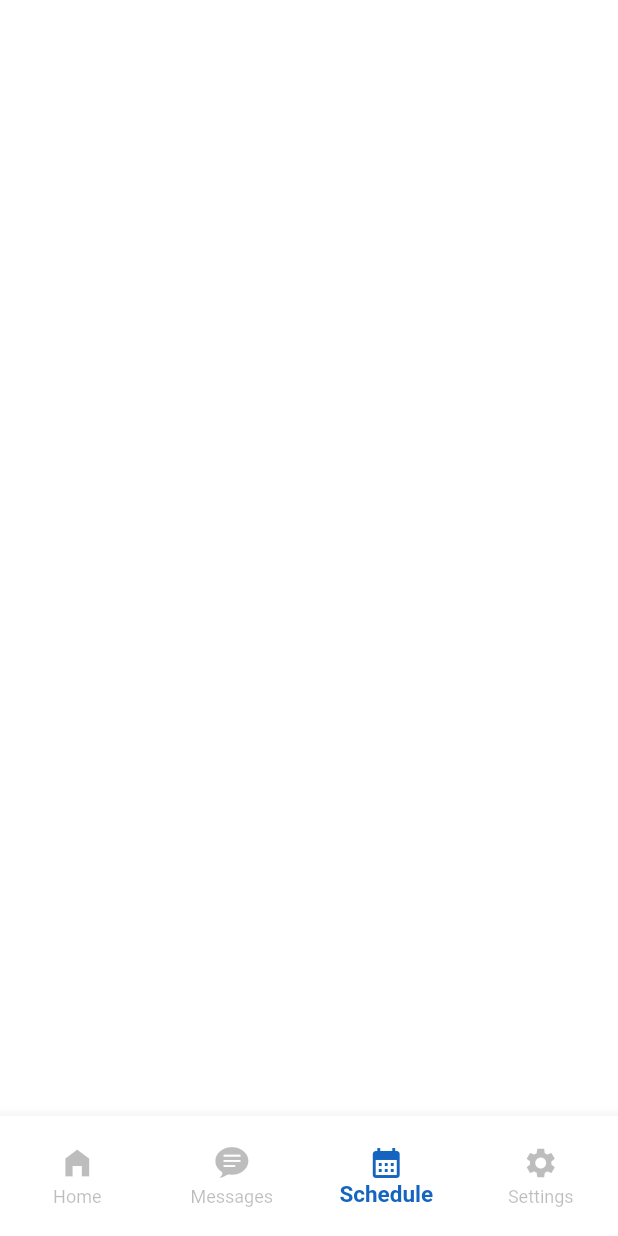
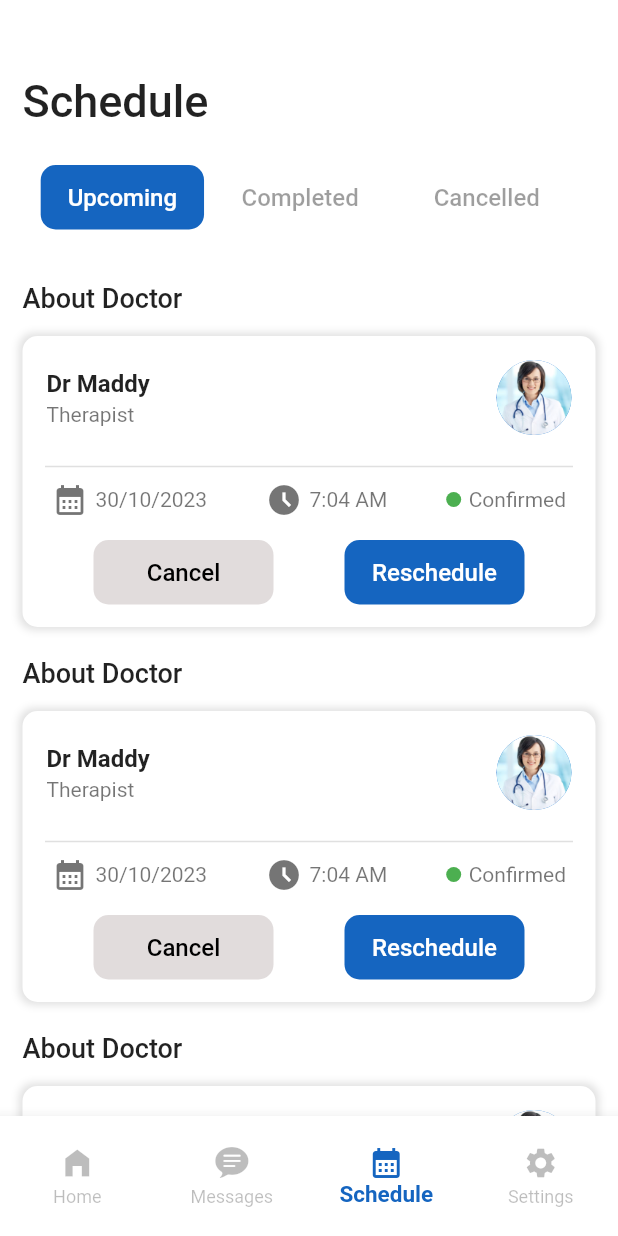
Before and after one commit to jiggy606/Hospital, a Flutter app: the NavBarRoots screen opened directly, item 3 of the bottom bar chosen, on a phone screen of 412 x 824 dp. Run offline on Flutter 3.47's test engine with Material 2 defaults, Android fonts, the phone set to English and light mode, and no system bars.

Commit message:
upcoming schedule done

```diff
--- /dev/null
+++ b/lib/screens/schedule_screen.dart
@@ -0,0 +1,131 @@
+import 'package:flutter/material.dart';
+import 'package:workout/widgets/upcoming_schedule.dart';
+
+class ScheduleScreen extends StatefulWidget {
+  const ScheduleScreen({super.key});
+
+  @override
+  State<ScheduleScreen> createState() => _ScheduleScreenState();
+}
+
+class _ScheduleScreenState extends State<ScheduleScreen> {
+  int _buttonIndex = 0;
+
+  final _scheduleWidgets = [
+    // upcoming
+    UpcomingSchedule(),
+    // completed
+    Container(),
+    // cancelled
+    Container(),
+  ];
+
+  @override
+  Widget build(BuildContext context) {
+    return SingleChildScrollView(
+      child: Padding(
+        padding: EdgeInsets.only(
+          top: 50,
+        ),
+        child: Column(
+          crossAxisAlignment: CrossAxisAlignment.start,
+          children: [
+            Padding(
+              padding: EdgeInsets.symmetric(horizontal: 15),
+              child: Text(
+                "Schedule",
+                style: TextStyle(fontSize: 30, fontWeight: FontWeight.w500),
+              ),
+            ),
+            SizedBox(
+              height: 20,
+            ),
+            Container(
+              padding: EdgeInsets.all(5),
+              margin: EdgeInsets.symmetric(horizontal: 10),
+              decoration: BoxDecoration(
+                  color: Colors.white, borderRadius: BorderRadius.circular(10)),
+              child:
+                  Row(mainAxisAlignment: MainAxisAlignment.center, children: [
+                InkWell(
+                  onTap: () {
+                    setState(() {
+                      _buttonIndex = 0;
+                    });
+                  },
+                  child: Container(
+                    padding: EdgeInsets.symmetric(vertical: 12, horizontal: 18),
+                    decoration: BoxDecoration(
+                      color: _buttonIndex == 0 ? Colors.blue.shade800 : Colors.transparent,
+                      borderRadius: BorderRadius.circular(10),
+                    ),
+                    child: Text(
+                      "Upcoming",
+                      style: TextStyle(
+                        fontSize: 16,
+                        fontWeight: FontWeight.w500,
+                        color:
+                            _buttonIndex == 0 ? Colors.white : Colors.black38,
+                      ),
+                    ),
+                  ),
+                ),
+                InkWell(
+                  onTap: () {
+                    setState(() {
+                      _buttonIndex = 1;
+                    });
+                  },
+                  child: Container(
+                    padding: EdgeInsets.symmetric(vertical: 12, horizontal: 25),
+                    decoration: BoxDecoration(
+                      color: _buttonIndex == 1 ? Colors.blue.shade800 : Colors.transparent,
+                      borderRadius: BorderRadius.circular(10),
+                    ),
+                    child: Text(
+                      "Completed",
+                      style: TextStyle(
+                        fontSize: 16,
+                        fontWeight: FontWeight.w500,
+                        color:
+                            _buttonIndex == 1 ? Colors.white : Colors.black38,
+                      ),
+                    ),
+                  ),
+                ),
+                InkWell(
+                  onTap: () {
+                    setState(() {
+                      _buttonIndex = 2;
+                    });
+                  },
+                  child: Container(
+                    padding: EdgeInsets.symmetric(vertical: 12, horizontal: 25),
+                    decoration: BoxDecoration(
+                      color: _buttonIndex == 2
+                          ? Colors.blue.shade800
+                          : Colors.transparent,
+                      borderRadius: BorderRadius.circular(10),
+                    ),
+                    child: Text(
+                      "Cancelled",
+                      style: TextStyle(
+                        fontSize: 16,
+                        fontWeight: FontWeight.w500,
+                        color: _buttonIndex == 2 ? Colors.white : Colors.black38,
+                      ),
+                    ),
+                  ),
+                ),
+              ]),
+            ),
+            SizedBox(
+              height: 30,
+            ),
+            _scheduleWidgets[_buttonIndex],
+          ],
+        ),
+      ),
+    );
+  }
+}
--- a/lib/widgets/navbar_roots.dart
+++ b/lib/widgets/navbar_roots.dart
@@ -1,6 +1,7 @@
 import 'package:flutter/cupertino.dart';
 import 'package:flutter/material.dart';
 import 'package:workout/screens/home_screen.dart';
+import 'package:workout/screens/schedule_screen.dart';
 import 'package:workout/screens/settings_screen.dart';
 
 class NavBarRoots extends StatefulWidget {
@@ -19,7 +20,7 @@
     // message
     Container(),
     // schedule
-    Container(),
+    ScheduleScreen(),
     // settings
     SettingsScreen(),
   ];
--- /dev/null
+++ b/lib/widgets/upcoming_schedule.dart
@@ -0,0 +1,480 @@
+import 'package:flutter/material.dart';
+
+class UpcomingSchedule extends StatelessWidget {
+  const UpcomingSchedule({super.key});
+
+  @override
+  Widget build(BuildContext context) {
+    return Padding(
+      padding: EdgeInsets.symmetric(horizontal: 15),
+      child: Column(
+        crossAxisAlignment: CrossAxisAlignment.start,
+        children: [
+          Text(
+            "About Doctor",
+            style: TextStyle(
+              fontSize: 18,
+              fontWeight: FontWeight.w500,
+            ),
+          ),
+          SizedBox(height: 15,),
+          Container(
+            padding: EdgeInsets.symmetric(vertical: 5),
+            decoration: BoxDecoration(
+              color: Colors.white,
+              borderRadius: BorderRadius.circular(10),
+              boxShadow: [
+                BoxShadow(
+                  color: Colors.black12,
+                  blurRadius: 4,
+                  spreadRadius: 2,
+                )
+              ]
+            ),
+            child: SizedBox(
+              width: MediaQuery.of(context).size.width,
+              child: Column(
+                children: [
+                  ListTile(
+                    title: Text(
+                      "Dr Maddy",
+                      style: TextStyle(
+                        fontWeight: FontWeight.bold,
+                      ),
+                    ),
+                    subtitle: Text("Therapist"),
+                    trailing: CircleAvatar(
+                      radius: 25,
+                      backgroundImage: AssetImage("images/doctor1.jpg"),
+                    ),
+                  ),
+                  Padding(
+                    padding: EdgeInsets.symmetric(horizontal: 15),
+                    child: Divider(
+                      thickness: 1,
+                      height: 20,
+                    ),
+                  ),
+                  Row(
+                    mainAxisAlignment: MainAxisAlignment.spaceAround,
+                    children: [
+                      Row(
+                        children: [
+                          Icon(
+                            Icons.calendar_month,
+                            color: Colors.black54,
+                          ),
+                          SizedBox(
+                            width: 5,
+                          ),
+                          Text(
+                            "30/10/2023",
+                            style: TextStyle(
+                              color: Colors.black54,
+                            ),
+                          )
+                        ],
+                      ),
+                      Row(
+                        children: [
+                          Icon(
+                            Icons.access_time_filled,
+                            color: Colors.black54,
+                          ),
+                          SizedBox(
+                            width: 5,
+                          ),
+                          Text(
+                            "7:04 AM",
+                            style: TextStyle(color: Colors.black54),
+                          )
+                        ],
+                      ),
+                      Row(
+                        children: [
+                          Container(
+                            padding: EdgeInsets.all(5),
+                            decoration: BoxDecoration(
+                              color: Colors.green,
+                              shape: BoxShape.circle
+                            ),
+                          ),
+                          SizedBox(width: 5,),
+                          Text(
+                            "Confirmed",
+                            style: TextStyle(
+                              color: Colors.black54
+                            ),
+                          )
+                        ],
+                      )
+                    ],
+                  ),
+
+                  SizedBox(height: 15,),
+                  Row(
+                    mainAxisAlignment: MainAxisAlignment.spaceEvenly,
+                    children: [
+                      InkWell(
+                        onTap: () {
+
+                        },
+                        child: Container(
+                          width: 120,
+                          padding: EdgeInsets.symmetric(vertical: 12),
+                          decoration: BoxDecoration(
+                            color: const Color.fromARGB(255, 225, 220, 220),
+                            borderRadius: BorderRadius.circular(10),
+                          ),
+                          child: Center(
+                            child: Text(
+                              "Cancel",
+                              style: TextStyle(
+                                fontSize: 16,
+                                fontWeight: FontWeight.w500,
+                                color: Colors.black
+                              ),
+                            )
+                          ),
+                        ),
+                      ),
+                      InkWell(
+                        onTap: () {},
+                        child: Container(
+                          width: 120,
+                          padding: EdgeInsets.symmetric(vertical: 12),
+                          decoration: BoxDecoration(
+                            color: Colors.blue.shade800,
+                            borderRadius: BorderRadius.circular(10),
+                          ),
+                          child: Center(
+                              child: Text(
+                            "Reschedule",
+                            style: TextStyle(
+                                fontSize: 16,
+                                fontWeight: FontWeight.w500,
+                                color: Colors.white),
+                          )),
+                        ),
+                      )
+                    ],
+                  ),
+
+                  SizedBox(height: 10,),
+
+                ],
+              ),
+            ),
+          ),
+          SizedBox(height: 20,),
+          Text(
+            "About Doctor",
+            style: TextStyle(
+              fontSize: 18,
+              fontWeight: FontWeight.w500,
+            ),
+          ),
+          SizedBox(
+            height: 15,
+          ),
+          Container(
+            padding: EdgeInsets.symmetric(vertical: 5),
+            decoration: BoxDecoration(
+                color: Colors.white,
+                borderRadius: BorderRadius.circular(10),
+                boxShadow: [
+                  BoxShadow(
+                    color: Colors.black12,
+                    blurRadius: 4,
+                    spreadRadius: 2,
+                  )
+                ]),
+            child: SizedBox(
+              width: MediaQuery.of(context).size.width,
+              child: Column(
+                children: [
+                  ListTile(
+                    title: Text(
+                      "Dr Maddy",
+                      style: TextStyle(
+                        fontWeight: FontWeight.bold,
+                      ),
+                    ),
+                    subtitle: Text("Therapist"),
+                    trailing: CircleAvatar(
+                      radius: 25,
+                      backgroundImage: AssetImage("images/doctor1.jpg"),
+                    ),
+                  ),
+                  Padding(
+                    padding: EdgeInsets.symmetric(horizontal: 15),
+                    child: Divider(
+                      thickness: 1,
+                      height: 20,
+                    ),
+                  ),
+                  Row(
+                    mainAxisAlignment: MainAxisAlignment.spaceAround,
+                    children: [
+                      Row(
+                        children: [
+                          Icon(
+                            Icons.calendar_month,
+                            color: Colors.black54,
+                          ),
+                          SizedBox(
+                            width: 5,
+                          ),
+                          Text(
+                            "30/10/2023",
+                            style: TextStyle(
+                              color: Colors.black54,
+                            ),
+                          )
+                        ],
+                      ),
+                      Row(
+                        children: [
+                          Icon(
+                            Icons.access_time_filled,
+                            color: Colors.black54,
+                          ),
+                          SizedBox(
+                            width: 5,
+                          ),
+                          Text(
+                            "7:04 AM",
+                            style: TextStyle(color: Colors.black54),
+                          )
+                        ],
+                      ),
+                      Row(
+                        children: [
+                          Container(
+                            padding: EdgeInsets.all(5),
+                            decoration: BoxDecoration(
+                                color: Colors.green, shape: BoxShape.circle),
+                          ),
+                          SizedBox(
+                            width: 5,
+                          ),
+                          Text(
+                            "Confirmed",
+                            style: TextStyle(color: Colors.black54),
+                          )
+                        ],
+                      )
+                    ],
+                  ),
+                  SizedBox(
+                    height: 15,
+                  ),
+                  Row(
+                    mainAxisAlignment: MainAxisAlignment.spaceEvenly,
+                    children: [
+                      InkWell(
+                        onTap: () {},
+                        child: Container(
+                          width: 120,
+                          padding: EdgeInsets.symmetric(vertical: 12),
+                          decoration: BoxDecoration(
+                            color: const Color.fromARGB(255, 225, 220, 220),
+                            borderRadius: BorderRadius.circular(10),
+                          ),
+                          child: Center(
+                              child: Text(
+                            "Cancel",
+                            style: TextStyle(
+                                fontSize: 16,
+                                fontWeight: FontWeight.w500,
+                                color: Colors.black),
+                          )),
+                        ),
+                      ),
+                      InkWell(
+                        onTap: () {},
+                        child: Container(
+                          width: 120,
+                          padding: EdgeInsets.symmetric(vertical: 12),
+                          decoration: BoxDecoration(
+                            color: Colors.blue.shade800,
+                            borderRadius: BorderRadius.circular(10),
+                          ),
+                          child: Center(
+                              child: Text(
+                            "Reschedule",
+                            style: TextStyle(
+                                fontSize: 16,
+                                fontWeight: FontWeight.w500,
+                                color: Colors.white),
+                          )),
+                        ),
+                      )
+                    ],
+                  ),
+                  SizedBox(
+                    height: 10,
+                  ),
+                ],
+              ),
+            ),
+          ),
+          SizedBox(height: 20,),
+
+          Text(
+            "About Doctor",
+            style: TextStyle(
+              fontSize: 18,
+              fontWeight: FontWeight.w500,
+            ),
+          ),
+          SizedBox(
+            height: 15,
+          ),
+          Container(
+            padding: EdgeInsets.symmetric(vertical: 5),
+            decoration: BoxDecoration(
+                color: Colors.white,
+                borderRadius: BorderRadius.circular(10),
+                boxShadow: [
+                  BoxShadow(
+                    color: Colors.black12,
+                    blurRadius: 4,
+                    spreadRadius: 2,
+                  )
+                ]),
+            child: SizedBox(
+              width: MediaQuery.of(context).size.width,
+              child: Column(
+                children: [
+                  ListTile(
+                    title: Text(
+                      "Dr Maddy",
+                      style: TextStyle(
+                        fontWeight: FontWeight.bold,
+                      ),
+                    ),
+                    subtitle: Text("Therapist"),
+                    trailing: CircleAvatar(
+                      radius: 25,
+                      backgroundImage: AssetImage("images/doctor1.jpg"),
+                    ),
+                  ),
+                  Padding(
+                    padding: EdgeInsets.symmetric(horizontal: 15),
+                    child: Divider(
+                      thickness: 1,
+                      height: 20,
+                    ),
+                  ),
+                  Row(
+                    mainAxisAlignment: MainAxisAlignment.spaceAround,
+                    children: [
+                      Row(
+                        children: [
+                          Icon(
+                            Icons.calendar_month,
+                            color: Colors.black54,
+                          ),
+                          SizedBox(
+                            width: 5,
+                          ),
+                          Text(
+                            "30/10/2023",
+                            style: TextStyle(
+                              color: Colors.black54,
+                            ),
+                          )
+                        ],
+                      ),
+                      Row(
+                        children: [
+                          Icon(
+                            Icons.access_time_filled,
+                            color: Colors.black54,
+                          ),
+                          SizedBox(
+                            width: 5,
+                          ),
+                          Text(
+                            "7:04 AM",
+                            style: TextStyle(color: Colors.black54),
+                          )
+                        ],
+                      ),
+                      Row(
+                        children: [
+                          Container(
+                            padding: EdgeInsets.all(5),
+                            decoration: BoxDecoration(
+                                color: Colors.green, shape: BoxShape.circle),
+                          ),
+                          SizedBox(
+                            width: 5,
+                          ),
+                          Text(
+                            "Confirmed",
+                            style: TextStyle(color: Colors.black54),
+                          )
+                        ],
+                      )
+                    ],
+                  ),
+                  SizedBox(
+                    height: 15,
+                  ),
+                  Row(
+                    mainAxisAlignment: MainAxisAlignment.spaceEvenly,
+                    children: [
+                      InkWell(
+                        onTap: () {},
+                        child: Container(
+                          width: 120,
+                          padding: EdgeInsets.symmetric(vertical: 12),
+                          decoration: BoxDecoration(
+                            color: const Color.fromARGB(255, 225, 220, 220),
+                            borderRadius: BorderRadius.circular(10),
+                          ),
+                          child: Center(
+                              child: Text(
+                            "Cancel",
+                            style: TextStyle(
+                                fontSize: 16,
+                                fontWeight: FontWeight.w500,
+                                color: Colors.black),
+                          )),
+                        ),
+                      ),
+                      InkWell(
+                        onTap: () {},
+                        child: Container(
+                          width: 120,
+                          padding: EdgeInsets.symmetric(vertical: 12),
+                          decoration: BoxDecoration(
+                            color: Colors.blue.shade800,
+                            borderRadius: BorderRadius.circular(10),
+                          ),
+                          child: Center(
+                              child: Text(
+                            "Reschedule",
+                            style: TextStyle(
+                                fontSize: 16,
+                                fontWeight: FontWeight.w500,
+                                color: Colors.white),
+                          )),
+                        ),
+                      )
+                    ],
+                  ),
+                  SizedBox(
+                    height: 10,
+                  ),
+                ],
+              ),
+            ),
+          ),
+        ],
+      ),
+    );
+  }
+}
```
